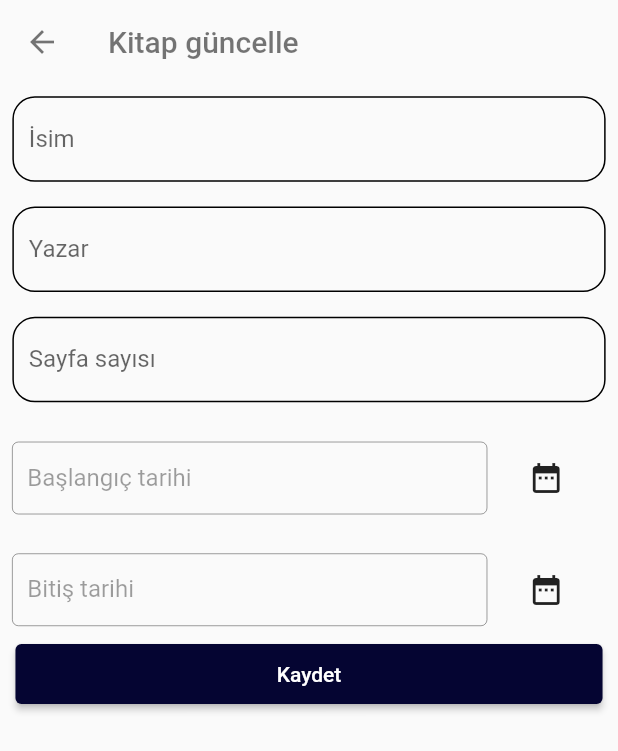
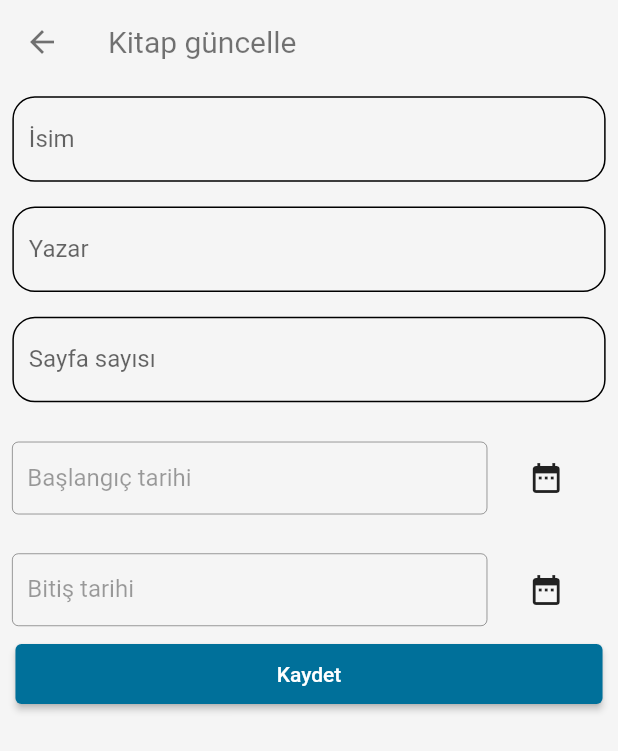
Before and after one commit to uluibrahim/books_i_read, a Flutter app: the CreateBookPage screen opened directly with empty values, on a phone screen of 412 x 824 dp. Shown: the top 751 px of the screen. Run offline on Flutter 3.47's test engine with Material 2 defaults, Android fonts, the light colour scheme and no system bars; our stand-ins replace dio, easy_localization, flutter_slidable, get_it, palette_generator, shared_preferences; accounts and stored records are empty; network calls fail.

Commit message:
Theme yapısını ekler ve theme değişimi işlemlerini ekler

```diff
--- a/lib/core/component/button/custom_elevated_button.dart
+++ b/lib/core/component/button/custom_elevated_button.dart
@@ -13,7 +13,6 @@ class CustomElevatedButton extends StatelessWidget {
   Widget build(BuildContext context) {
     return ElevatedButton(
       style: ButtonStyle(
-        backgroundColor: MaterialStateProperty.all(const Color(0xFF050532)),
         minimumSize: MaterialStateProperty.all(const Size.fromRadius(20.0)),
         fixedSize:
             MaterialStateProperty.all(Size.fromWidth(context.width * 0.95)),
--- a/lib/core/component/loading/loading_container.dart
+++ b/lib/core/component/loading/loading_container.dart
@@ -10,8 +10,7 @@ class LoadingContainerIndicator extends Opacity {
       : super(
           key: key,
           opacity: 0.8,
-          child: Container(
-            color: Colors.white,
+          child: SizedBox(
             height: context.height,
             child: AlertDialog(
               title: Text(titleText),
--- /dev/null
+++ b/lib/core/init/theme/app_theme.dart
@@ -0,0 +1,5 @@
+import 'package:flutter/material.dart';
+
+abstract class AppTheme {
+  ThemeData? theme;
+}
--- /dev/null
+++ b/lib/core/init/theme/app_theme_dark.dart
@@ -0,0 +1,58 @@
+import 'package:books_i_read/core/init/theme/dark/i_dark_theme.dart';
+import 'package:flutter/services.dart';
+
+import 'app_theme.dart';
+import 'package:flutter/material.dart';
+
+class AppThemeDark extends AppTheme with IDarkTheme {
+  static AppThemeDark? _instance;
+  static AppThemeDark get instance {
+    return _instance ??= AppThemeDark._init();
+  }
+
+  AppThemeDark._init();
+
+  @override
+  ThemeData get theme => ThemeData(
+        canvasColor: colorSchemeDark!.darkBackround,
+        colorScheme: _appColorScheme,
+        textTheme: textTheme,
+        appBarTheme: ThemeData.dark().appBarTheme.copyWith(
+              systemOverlayStyle: SystemUiOverlayStyle.light,
+              color: colorSchemeDark!.transparent,
+              elevation: 0,
+            ),
+        inputDecorationTheme: InputDecorationTheme(
+          focusColor: colorSchemeDark!.black12,
+          contentPadding: const EdgeInsets.all(10.0),
+          filled: true,
+          enabledBorder:
+              const OutlineInputBorder(borderSide: BorderSide(width: 0.3)),
+          focusedBorder: const OutlineInputBorder(),
+        ),
+        scaffoldBackgroundColor: colorSchemeDark!.darkBackround,
+        floatingActionButtonTheme:
+            ThemeData.dark().floatingActionButtonTheme.copyWith(
+                  foregroundColor: Colors.white,
+                ),
+        buttonTheme: ThemeData.dark().buttonTheme.copyWith(
+              colorScheme: const ColorScheme.dark(
+                onError: Color(0xFF943647),
+              ),
+            ),
+        cardTheme: const CardTheme().copyWith(color: Colors.lightBlue.shade900),
+        iconTheme: const IconThemeData().copyWith(size: 30, color: Colors.grey),
+      );
+
+  TextTheme get textTheme => ThemeData.dark().textTheme.copyWith();
+
+  ColorScheme get _appColorScheme {
+    return ThemeData.dark().colorScheme.copyWith(
+          primary: colorSchemeDark!.blue,
+          secondary: colorSchemeDark!.azure,
+          background: colorSchemeDark!.darkBackround,
+          error: colorSchemeDark!.red,
+          brightness: Brightness.dark,
+        );
+  }
+}
--- /dev/null
+++ b/lib/core/init/theme/app_theme_light.dart
@@ -0,0 +1,50 @@
+import 'package:books_i_read/core/init/theme/light/i_light_theme.dart';
+import 'package:flutter/services.dart';
+
+import 'package:flutter/material.dart';
+import 'app_theme.dart';
+
+class AppThemeLight extends AppTheme with ILightTheme {
+  static AppThemeLight? _instance;
+  static AppThemeLight get instance {
+    return _instance ??= AppThemeLight._init();
+  }
+
+  AppThemeLight._init();
+
+  @override
+  ThemeData get theme => ThemeData(
+        colorScheme: _appColorScheme,
+        textTheme: textTheme,
+        appBarTheme: ThemeData.light().appBarTheme.copyWith(
+              systemOverlayStyle: SystemUiOverlayStyle.dark,
+              color: Colors.transparent,
+              iconTheme: const IconThemeData()
+                  .copyWith(color: colorSchemeLight!.black54),
+              elevation: 0,
+              titleTextStyle:
+                  TextStyle(color: colorSchemeLight!.black54, fontSize: 20),
+            ),
+        scaffoldBackgroundColor: Colors.grey.shade100,
+        floatingActionButtonTheme: ThemeData.light()
+            .floatingActionButtonTheme
+            .copyWith(
+                foregroundColor: Colors.white,
+                backgroundColor: _appColorScheme.primary),
+        buttonTheme: ThemeData.light().buttonTheme.copyWith(
+              colorScheme: const ColorScheme.light(
+                onError: Color(0xffFF2D55),
+              ),
+            ),
+      );
+
+  TextTheme get textTheme => ThemeData.light().textTheme.copyWith();
+
+  ColorScheme get _appColorScheme {
+    return ColorScheme.light(
+      primary: colorSchemeLight!.blue,
+      background: const Color(0xfff6f9fc),
+      brightness: Brightness.light,
+    );
+  }
+}
--- a/lib/product/custom_appbar.dart
+++ b/lib/product/custom_appbar.dart
@@ -4,29 +4,23 @@ class CustomAppbar extends AppBar {
   final bool isHaveLeading;
   final String titletext;
   final BuildContext context;
-  final Color color;
-  final Color iconColor;
+  final List<Widget>? actionsWidgets;
   CustomAppbar({
     Key? key,
     required this.titletext,
     required this.isHaveLeading,
     required this.context,
-    this.color = Colors.transparent,
-    this.iconColor = Colors.black54,
+    this.actionsWidgets,
   }) : super(
           key: key,
-          title: Text(
-            titletext,
-            style: TextStyle(color: iconColor),
-          ),
-          elevation: 0,
-          backgroundColor: color,
+          actions: actionsWidgets,
+          title: Text(titletext),
           leading: isHaveLeading
               ? IconButton(
                   onPressed: () {
                     Navigator.pop(context);
                   },
-                  icon: Icon(Icons.arrow_back, color: iconColor))
+                  icon: const Icon(Icons.arrow_back))
               : null,
         );
 }
--- a/lib/product/custom_sliver_appbar.dart
+++ b/lib/product/custom_sliver_appbar.dart
@@ -35,5 +35,6 @@ class CustomSliverAppbar extends SliverAppBar {
                   .copyWith(color: Colors.white),
             ),
           ),
+          iconTheme: context.theme.iconTheme.copyWith(color: Colors.white),
         );
 }
```
Also changed, not shown: lib/core/init/theme/dark/color_scheme_dark.dart (added, +16 -0 lines), lib/core/init/theme/dark/i_dark_theme.dart (added, +9 -0 lines), lib/core/init/theme/dark/text_theme_dark.dart (added, +9 -0 lines), lib/core/init/theme/light/color_scheme_ligth.dart (added, +14 -0 lines), lib/core/init/theme/light/i_light_theme.dart (added, +7 -0 lines), lib/core/init/theme/light/text_theme_ligth.dart (added, +9 -0 lines), lib/core/init/theme/theme_notifier.dart (added, +53 -0 lines), lib/main.dart (+9 -1 lines), lib/screen/home/view/home_page.dart (+12 -0 lines).
